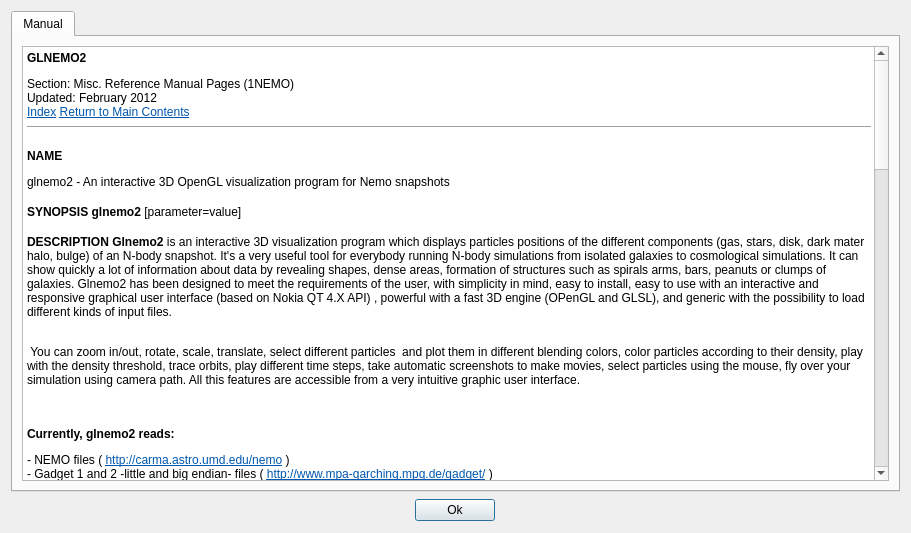
jcldc/glnemo2, file src/formhelp.ui: the form before one commit.
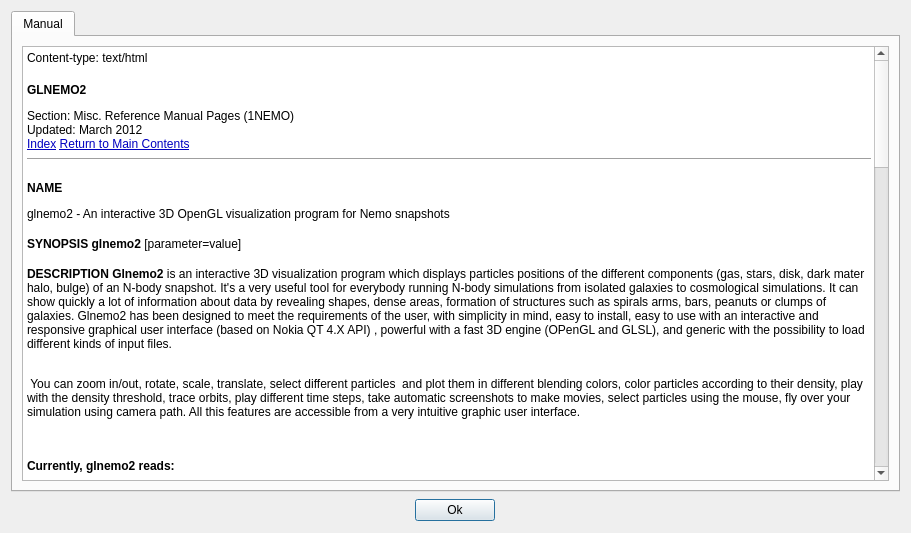
The form after the commit.

Commit message: merge branches/sphere_opaque to trunk

```diff
--- a/src/formhelp.ui
+++ b/src/formhelp.ui
@@ -64,8 +64,9 @@
 &lt;html&gt;&lt;head&gt;&lt;meta name=&quot;qrichtext&quot; content=&quot;1&quot; /&gt;&lt;title&gt;Manpage of GLNEMO2&lt;/title&gt;&lt;style type=&quot;text/css&quot;&gt;
 p, li { white-space: pre-wrap; }
 &lt;/style&gt;&lt;/head&gt;&lt;body style=&quot; font-family:'Sans Serif'; font-size:8pt; font-weight:400; font-style:normal;&quot;&gt;
+&lt;p style=&quot; margin-top:0px; margin-bottom:0px; margin-left:0px; margin-right:0px; -qt-block-indent:0; text-indent:0px;&quot;&gt;&lt;span style=&quot; font-size:9pt;&quot;&gt;Content-type: text/html &lt;/span&gt;&lt;/p&gt;
 &lt;p style=&quot; margin-top:18px; margin-bottom:12px; margin-left:0px; margin-right:0px; -qt-block-indent:0; text-indent:0px;&quot;&gt;&lt;span style=&quot; font-size:9pt; font-weight:600;&quot;&gt;GLNEMO2&lt;/span&gt;&lt;/p&gt;
-&lt;p style=&quot; margin-top:0px; margin-bottom:0px; margin-left:0px; margin-right:0px; -qt-block-indent:0; text-indent:0px;&quot;&gt;&lt;span style=&quot; font-size:9pt;&quot;&gt;Section: Misc. Reference Manual Pages (1NEMO)&lt;br /&gt;Updated: February 2012&lt;br /&gt;&lt;/span&gt;&lt;a href=&quot;#index&quot;&gt;&lt;span style=&quot; font-size:9pt; text-decoration: underline; color:#0057ae;&quot;&gt;Index&lt;/span&gt;&lt;/a&gt;&lt;span style=&quot; font-size:9pt;&quot;&gt; &lt;/span&gt;&lt;a href=&quot;http://localhost/cgi-bin/man/man2html&quot;&gt;&lt;span style=&quot; font-size:9pt; text-decoration: underline; color:#0057ae;&quot;&gt;Return to Main Contents&lt;/span&gt;&lt;/a&gt;&lt;/p&gt;
+&lt;p style=&quot; margin-top:0px; margin-bottom:0px; margin-left:0px; margin-right:0px; -qt-block-indent:0; text-indent:0px;&quot;&gt;&lt;span style=&quot; font-size:9pt;&quot;&gt;Section: Misc. Reference Manual Pages (1NEMO)&lt;br /&gt;Updated: March 2012&lt;br /&gt;&lt;/span&gt;&lt;a href=&quot;#index&quot;&gt;&lt;span style=&quot; font-size:9pt; text-decoration: underline; color:#0000c0;&quot;&gt;Index&lt;/span&gt;&lt;/a&gt;&lt;span style=&quot; font-size:9pt;&quot;&gt; &lt;/span&gt;&lt;a href=&quot;http://localhost/cgi-bin/man/man2html&quot;&gt;&lt;span style=&quot; font-size:9pt; text-decoration: underline; color:#0000c0;&quot;&gt;Return to Main Contents&lt;/span&gt;&lt;/a&gt;&lt;/p&gt;
 &lt;hr /&gt;
 &lt;p style=&quot; margin-top:16px; margin-bottom:12px; margin-left:0px; margin-right:0px; -qt-block-indent:0; text-indent:0px;&quot;&gt;&lt;span style=&quot; font-size:9pt; font-weight:600;&quot;&gt;NAME&lt;/span&gt;&lt;/p&gt;
 &lt;p style=&quot; margin-top:0px; margin-bottom:0px; margin-left:0px; margin-right:0px; -qt-block-indent:0; text-indent:0px;&quot;&gt;&lt;span style=&quot; font-size:9pt;&quot;&gt;glnemo2 - An interactive 3D OpenGL visualization program for Nemo snapshots &lt;/span&gt;&lt;a name=&quot;lbAC&quot;&gt;&lt;/a&gt;&lt;span style=&quot; font-size:9pt;&quot;&gt; &lt;/span&gt;&lt;span style=&quot; font-size:9pt;&quot;&gt; &lt;/span&gt;&lt;/p&gt;
@@ -74,11 +75,11 @@
 &lt;p style=&quot; margin-top:12px; margin-bottom:12px; margin-left:0px; margin-right:0px; -qt-block-indent:0; text-indent:0px;&quot;&gt;&lt;span style=&quot; font-size:9pt;&quot;&gt;&lt;br /&gt; You can zoom in/out, rotate, scale, translate, select different particles  and plot them in different blending colors, color particles according to their density, play with the density threshold, trace orbits, play different time steps, take automatic screenshots to make movies, select particles using the mouse, fly over your simulation using camera path. All this features are accessible from a very intuitive graphic user interface. &lt;/span&gt;&lt;/p&gt;
 &lt;p style=&quot; margin-top:0px; margin-bottom:0px; margin-left:0px; margin-right:0px; -qt-block-indent:0; text-indent:0px;&quot;&gt;&lt;a name=&quot;lbAE&quot;&gt;&lt;/a&gt;&lt;span style=&quot; font-size:9pt;&quot;&gt; &lt;/span&gt;&lt;span style=&quot; font-size:9pt;&quot;&gt; &lt;/span&gt;&lt;/p&gt;
 &lt;p style=&quot; margin-top:14px; margin-bottom:12px; margin-left:0px; margin-right:0px; -qt-block-indent:0; text-indent:0px;&quot;&gt;&lt;span style=&quot; font-size:9pt; font-weight:600;&quot;&gt;Currently, glnemo2 reads:&lt;/span&gt;&lt;span style=&quot; font-size:9pt;&quot;&gt; &lt;/span&gt;&lt;/p&gt;
-&lt;p style=&quot; margin-top:12px; margin-bottom:0px; margin-left:0px; margin-right:0px; -qt-block-indent:0; text-indent:0px;&quot;&gt;&lt;span style=&quot; font-family:'Courier New,courier'; font-size:9pt;&quot;&gt;- NEMO files ( &lt;/span&gt;&lt;a href=&quot;http://carma.astro.umd.edu/nemo&quot;&gt;&lt;span style=&quot; font-family:'Courier New,courier'; font-size:9pt; text-decoration: underline; color:#0057ae;&quot;&gt;http://carma.astro.umd.edu/nemo&lt;/span&gt;&lt;/a&gt;&lt;span style=&quot; font-family:'Courier New,courier'; font-size:9pt;&quot;&gt; )&lt;/span&gt;&lt;/p&gt;
-&lt;p style=&quot; margin-top:0px; margin-bottom:0px; margin-left:0px; margin-right:0px; -qt-block-indent:0; text-indent:0px;&quot;&gt;&lt;span style=&quot; font-family:'Courier New,courier'; font-size:9pt;&quot;&gt;- Gadget 1 and 2 -little and big endian- files ( &lt;/span&gt;&lt;a href=&quot;http://www.mpa-garching.mpg.de/gadget/&quot;&gt;&lt;span style=&quot; font-family:'Courier New,courier'; font-size:9pt; text-decoration: underline; color:#0057ae;&quot;&gt;http://www.mpa-garching.mpg.de/gadget/&lt;/span&gt;&lt;/a&gt;&lt;span style=&quot; font-family:'Courier New,courier'; font-size:9pt;&quot;&gt; )&lt;/span&gt;&lt;/p&gt;
-&lt;p style=&quot; margin-top:0px; margin-bottom:0px; margin-left:0px; margin-right:0px; -qt-block-indent:0; text-indent:0px;&quot;&gt;&lt;span style=&quot; font-family:'Courier New,courier'; font-size:9pt;&quot;&gt;- RAMSES files ( &lt;/span&gt;&lt;a href=&quot;http://irfu.cea.fr/Projets/Site_ramses/RAMSES.html&quot;&gt;&lt;span style=&quot; font-family:'Courier New,courier'; font-size:9pt; text-decoration: underline; color:#0057ae;&quot;&gt;http://irfu.cea.fr/Projets/Site_ramses/RAMSES.html&lt;/span&gt;&lt;/a&gt;&lt;span style=&quot; font-family:'Courier New,courier'; font-size:9pt;&quot;&gt; )&lt;/span&gt;&lt;/p&gt;
+&lt;p style=&quot; margin-top:12px; margin-bottom:0px; margin-left:0px; margin-right:0px; -qt-block-indent:0; text-indent:0px;&quot;&gt;&lt;span style=&quot; font-family:'Courier New,courier'; font-size:9pt;&quot;&gt;- NEMO files ( &lt;/span&gt;&lt;a href=&quot;http://carma.astro.umd.edu/nemo&quot;&gt;&lt;span style=&quot; font-family:'Courier New,courier'; font-size:9pt; text-decoration: underline; color:#0000c0;&quot;&gt;http://carma.astro.umd.edu/nemo&lt;/span&gt;&lt;/a&gt;&lt;span style=&quot; font-family:'Courier New,courier'; font-size:9pt;&quot;&gt; )&lt;/span&gt;&lt;/p&gt;
+&lt;p style=&quot; margin-top:0px; margin-bottom:0px; margin-left:0px; margin-right:0px; -qt-block-indent:0; text-indent:0px;&quot;&gt;&lt;span style=&quot; font-family:'Courier New,courier'; font-size:9pt;&quot;&gt;- Gadget 1 and 2 -little and big endian- files ( &lt;/span&gt;&lt;a href=&quot;http://www.mpa-garching.mpg.de/gadget/&quot;&gt;&lt;span style=&quot; font-family:'Courier New,courier'; font-size:9pt; text-decoration: underline; color:#0000c0;&quot;&gt;http://www.mpa-garching.mpg.de/gadget/&lt;/span&gt;&lt;/a&gt;&lt;span style=&quot; font-family:'Courier New,courier'; font-size:9pt;&quot;&gt; )&lt;/span&gt;&lt;/p&gt;
+&lt;p style=&quot; margin-top:0px; margin-bottom:0px; margin-left:0px; margin-right:0px; -qt-block-indent:0; text-indent:0px;&quot;&gt;&lt;span style=&quot; font-family:'Courier New,courier'; font-size:9pt;&quot;&gt;- RAMSES files ( &lt;/span&gt;&lt;a href=&quot;http://irfu.cea.fr/Projets/Site_ramses/RAMSES.html&quot;&gt;&lt;span style=&quot; font-family:'Courier New,courier'; font-size:9pt; text-decoration: underline; color:#0000c0;&quot;&gt;http://irfu.cea.fr/Projets/Site_ramses/RAMSES.html&lt;/span&gt;&lt;/a&gt;&lt;span style=&quot; font-family:'Courier New,courier'; font-size:9pt;&quot;&gt; )&lt;/span&gt;&lt;/p&gt;
 &lt;p style=&quot; margin-top:0px; margin-bottom:0px; margin-left:0px; margin-right:0px; -qt-block-indent:0; text-indent:0px;&quot;&gt;&lt;span style=&quot; font-family:'Courier New,courier'; font-size:9pt;&quot;&gt;- FTM files (Clayton Heller's sph/nbody code)&lt;/span&gt;&lt;/p&gt;
-&lt;p style=&quot; margin-top:0px; margin-bottom:0px; margin-left:0px; margin-right:0px; -qt-block-indent:0; text-indent:0px;&quot;&gt;&lt;span style=&quot; font-family:'Courier New,courier'; font-size:9pt;&quot;&gt;- phiGRAPE file ( &lt;/span&gt;&lt;a href=&quot;http://wiki.cs.rit.edu/bin/view/GRAPEcluster/phiGRAPE&quot;&gt;&lt;span style=&quot; font-family:'Courier New,courier'; font-size:9pt; text-decoration: underline; color:#0057ae;&quot;&gt;http://wiki.cs.rit.edu/bin/view/GRAPEcluster/phiGRAPE&lt;/span&gt;&lt;/a&gt;&lt;span style=&quot; font-family:'Courier New,courier'; font-size:9pt;&quot;&gt; )&lt;/span&gt;&lt;/p&gt;
+&lt;p style=&quot; margin-top:0px; margin-bottom:0px; margin-left:0px; margin-right:0px; -qt-block-indent:0; text-indent:0px;&quot;&gt;&lt;span style=&quot; font-family:'Courier New,courier'; font-size:9pt;&quot;&gt;- phiGRAPE file ( &lt;/span&gt;&lt;a href=&quot;http://wiki.cs.rit.edu/bin/view/GRAPEcluster/phiGRAPE&quot;&gt;&lt;span style=&quot; font-family:'Courier New,courier'; font-size:9pt; text-decoration: underline; color:#0000c0;&quot;&gt;http://wiki.cs.rit.edu/bin/view/GRAPEcluster/phiGRAPE&lt;/span&gt;&lt;/a&gt;&lt;span style=&quot; font-family:'Courier New,courier'; font-size:9pt;&quot;&gt; )&lt;/span&gt;&lt;/p&gt;
 &lt;p style=&quot; margin-top:0px; margin-bottom:0px; margin-left:0px; margin-right:0px; -qt-block-indent:0; text-indent:0px;&quot;&gt;&lt;span style=&quot; font-family:'Courier New,courier'; font-size:9pt;&quot;&gt;- list of files stored in a file&lt;/span&gt;&lt;/p&gt;
 &lt;p style=&quot; margin-top:0px; margin-bottom:12px; margin-left:0px; margin-right:0px; -qt-block-indent:0; text-indent:0px;&quot;&gt;&lt;span style=&quot; font-family:'Courier New,courier'; font-size:9pt;&quot;&gt;- realtime gyrfalcON simulation via a network plugin (see $NEMO/usr/jcl/glnemo2/gyrfalcon/README) &lt;/span&gt;&lt;/p&gt;
 &lt;p style=&quot; margin-top:0px; margin-bottom:0px; margin-left:0px; margin-right:0px; -qt-block-indent:0; text-indent:0px;&quot;&gt;&lt;a name=&quot;lbAF&quot;&gt;&lt;/a&gt;&lt;span style=&quot; font-size:9pt;&quot;&gt; &lt;/span&gt;&lt;span style=&quot; font-size:9pt;&quot;&gt; &lt;/span&gt;&lt;/p&gt;
@@ -245,7 +246,13 @@
 &lt;p style=&quot; margin-top:0px; margin-bottom:0px; margin-left:0px; margin-right:0px; -qt-block-indent:0; text-indent:0px;&quot;&gt;&lt;span style=&quot; font-size:9pt; font-weight:600;&quot;&gt;osd_set_title=&lt;/span&gt;&lt;/p&gt;
 &lt;p style=&quot; margin-top:0px; margin-bottom:0px; margin-left:30px; margin-right:0px; -qt-block-indent:0; text-indent:0px;&quot;&gt;&lt;span style=&quot; font-size:9pt;&quot;&gt;set an explicit title on OSD. If this variable remains blank, then simulation's file name will be used as title &lt;/span&gt;&lt;/p&gt;
 &lt;p style=&quot; margin-top:0px; margin-bottom:0px; margin-left:0px; margin-right:0px; -qt-block-indent:0; text-indent:0px;&quot;&gt;&lt;span style=&quot; font-size:9pt; font-weight:600;&quot;&gt;osdfontsize=&lt;/span&gt;&lt;/p&gt;
-&lt;p style=&quot; margin-top:0px; margin-bottom:0px; margin-left:30px; margin-right:0px; -qt-block-indent:0; text-indent:0px;&quot;&gt;&lt;span style=&quot; font-size:9pt;&quot;&gt;set OSD's font in pixels [13.] &lt;/span&gt;&lt;/p&gt;
+&lt;p style=&quot; margin-top:0px; margin-bottom:0px; margin-left:30px; margin-right:0px; -qt-block-indent:0; text-indent:0px;&quot;&gt;&lt;span style=&quot; font-size:9pt;&quot;&gt;set OSD's font in pixels [13. &lt;/span&gt;&lt;/p&gt;
+&lt;p style=&quot; margin-top:0px; margin-bottom:0px; margin-left:0px; margin-right:0px; -qt-block-indent:0; text-indent:0px;&quot;&gt;&lt;span style=&quot; font-size:9pt; font-weight:600;&quot;&gt;od=&lt;/span&gt;&lt;/p&gt;
+&lt;p style=&quot; margin-top:0px; margin-bottom:0px; margin-left:30px; margin-right:0px; -qt-block-indent:0; text-indent:0px;&quot;&gt;&lt;span style=&quot; font-size:9pt;&quot;&gt;toggle an opaque disc centered in 0,0,0 [f] for hiding particles with z&amp;lt;0. It's useful for displaying spherical data like the Sun. &lt;/span&gt;&lt;/p&gt;
+&lt;p style=&quot; margin-top:0px; margin-bottom:0px; margin-left:0px; margin-right:0px; -qt-block-indent:0; text-indent:0px;&quot;&gt;&lt;span style=&quot; font-size:9pt; font-weight:600;&quot;&gt;odr=&lt;/span&gt;&lt;/p&gt;
+&lt;p style=&quot; margin-top:0px; margin-bottom:0px; margin-left:30px; margin-right:0px; -qt-block-indent:0; text-indent:0px;&quot;&gt;&lt;span style=&quot; font-size:9pt;&quot;&gt;opaque disc radius size [0.00] &lt;/span&gt;&lt;/p&gt;
+&lt;p style=&quot; margin-top:0px; margin-bottom:0px; margin-left:0px; margin-right:0px; -qt-block-indent:0; text-indent:0px;&quot;&gt;&lt;span style=&quot; font-size:9pt; font-weight:600;&quot;&gt;odd=&lt;/span&gt;&lt;/p&gt;
+&lt;p style=&quot; margin-top:0px; margin-bottom:0px; margin-left:30px; margin-right:0px; -qt-block-indent:0; text-indent:0px;&quot;&gt;&lt;span style=&quot; font-size:9pt;&quot;&gt;display opaque disc which act like a coronograph. If enable, all particles will be hidden. &lt;/span&gt;&lt;/p&gt;
 &lt;p style=&quot; margin-top:0px; margin-bottom:0px; margin-left:0px; margin-right:0px; -qt-block-indent:0; text-indent:0px;&quot;&gt;&lt;span style=&quot; font-size:9pt; font-weight:600;&quot;&gt;axis=&lt;/span&gt;&lt;/p&gt;
 &lt;p style=&quot; margin-top:0px; margin-bottom:0px; margin-left:30px; margin-right:0px; -qt-block-indent:0; text-indent:0px;&quot;&gt;&lt;span style=&quot; font-size:9pt;&quot;&gt;display 3d axis [t] &lt;/span&gt;&lt;/p&gt;
 &lt;p style=&quot; margin-top:0px; margin-bottom:0px; margin-left:0px; margin-right:0px; -qt-block-indent:0; text-indent:0px;&quot;&gt;&lt;span style=&quot; font-size:9pt; font-weight:600;&quot;&gt;cb=&lt;/span&gt;&lt;/p&gt;
@@ -304,13 +311,13 @@
 &lt;p style=&quot; margin-top:0px; margin-bottom:0px; margin-left:0px; margin-right:0px; -qt-block-indent:0; text-indent:0px;&quot;&gt;&lt;a name=&quot;lbAK&quot;&gt;&lt;/a&gt;&lt;span style=&quot; font-size:9pt;&quot;&gt; &lt;/span&gt;&lt;span style=&quot; font-size:9pt;&quot;&gt; &lt;/span&gt;&lt;/p&gt;
 &lt;p style=&quot; margin-top:16px; margin-bottom:12px; margin-left:0px; margin-right:0px; -qt-block-indent:0; text-indent:0px;&quot;&gt;&lt;span style=&quot; font-size:9pt; font-weight:600;&quot;&gt;SEE ALSO&lt;/span&gt;&lt;/p&gt;
 &lt;p style=&quot; margin-top:0px; margin-bottom:0px; margin-left:0px; margin-right:0px; -qt-block-indent:0; text-indent:0px;&quot;&gt;&lt;span style=&quot; font-size:9pt;&quot;&gt;glnemo(1NEMO) &lt;/span&gt;&lt;/p&gt;
-&lt;p style=&quot; margin-top:12px; margin-bottom:12px; margin-left:0px; margin-right:0px; -qt-block-indent:0; text-indent:0px;&quot;&gt;&lt;a href=&quot;http://qt.nokia.com/downloads&quot;&gt;&lt;span style=&quot; font-size:9pt; text-decoration: underline; color:#0057ae;&quot;&gt;http://qt.nokia.com/downloads&lt;/span&gt;&lt;/a&gt;&lt;span style=&quot; font-size:9pt;&quot;&gt; Qt library web site &lt;/span&gt;&lt;a name=&quot;lbAL&quot;&gt;&lt;/a&gt;&lt;span style=&quot; font-size:9pt;&quot;&gt; &lt;/span&gt;&lt;span style=&quot; font-size:9pt;&quot;&gt; &lt;/span&gt;&lt;/p&gt;
+&lt;p style=&quot; margin-top:12px; margin-bottom:12px; margin-left:0px; margin-right:0px; -qt-block-indent:0; text-indent:0px;&quot;&gt;&lt;a href=&quot;http://qt.nokia.com/downloads&quot;&gt;&lt;span style=&quot; font-size:9pt; text-decoration: underline; color:#0000c0;&quot;&gt;http://qt.nokia.com/downloads&lt;/span&gt;&lt;/a&gt;&lt;span style=&quot; font-size:9pt;&quot;&gt; Qt library web site &lt;/span&gt;&lt;a name=&quot;lbAL&quot;&gt;&lt;/a&gt;&lt;span style=&quot; font-size:9pt;&quot;&gt; &lt;/span&gt;&lt;span style=&quot; font-size:9pt;&quot;&gt; &lt;/span&gt;&lt;/p&gt;
 &lt;p style=&quot; margin-top:16px; margin-bottom:12px; margin-left:0px; margin-right:0px; -qt-block-indent:0; text-indent:0px;&quot;&gt;&lt;span style=&quot; font-size:9pt; font-weight:600;&quot;&gt;LICENCE&lt;/span&gt;&lt;/p&gt;
-&lt;p style=&quot; margin-top:0px; margin-bottom:0px; margin-left:0px; margin-right:0px; -qt-block-indent:0; text-indent:0px;&quot;&gt;&lt;span style=&quot; font-size:9pt;&quot;&gt;CeCILL ( see &lt;/span&gt;&lt;a href=&quot;http://www.cecill.info&quot;&gt;&lt;span style=&quot; font-size:9pt; text-decoration: underline; color:#0057ae;&quot;&gt;http://www.cecill.info&lt;/span&gt;&lt;/a&gt;&lt;span style=&quot; font-size:9pt;&quot;&gt; ) &lt;/span&gt;&lt;a name=&quot;lbAM&quot;&gt;&lt;/a&gt;&lt;span style=&quot; font-size:9pt;&quot;&gt; &lt;/span&gt;&lt;span style=&quot; font-size:9pt;&quot;&gt; &lt;/span&gt;&lt;/p&gt;
+&lt;p style=&quot; margin-top:0px; margin-bottom:0px; margin-left:0px; margin-right:0px; -qt-block-indent:0; text-indent:0px;&quot;&gt;&lt;span style=&quot; font-size:9pt;&quot;&gt;CeCILL ( see &lt;/span&gt;&lt;a href=&quot;http://www.cecill.info&quot;&gt;&lt;span style=&quot; font-size:9pt; text-decoration: underline; color:#0000c0;&quot;&gt;http://www.cecill.info&lt;/span&gt;&lt;/a&gt;&lt;span style=&quot; font-size:9pt;&quot;&gt; ) &lt;/span&gt;&lt;a name=&quot;lbAM&quot;&gt;&lt;/a&gt;&lt;span style=&quot; font-size:9pt;&quot;&gt; &lt;/span&gt;&lt;span style=&quot; font-size:9pt;&quot;&gt; &lt;/span&gt;&lt;/p&gt;
 &lt;p style=&quot; margin-top:16px; margin-bottom:12px; margin-left:0px; margin-right:0px; -qt-block-indent:0; text-indent:0px;&quot;&gt;&lt;span style=&quot; font-size:9pt; font-weight:600;&quot;&gt;FILES&lt;/span&gt;&lt;/p&gt;
 &lt;p style=&quot; margin-top:0px; margin-bottom:0px; margin-left:0px; margin-right:0px; -qt-block-indent:0; text-indent:0px;&quot;&gt;&lt;span style=&quot; font-size:9pt;&quot;&gt;$NEMO/usr/jcl/glnemo2: directory with source code &lt;br /&gt;$NEMO/usr/jcl/glnemo2/gyrfalcon: runtime gyrfalcon manipulator (See README) &lt;/span&gt;&lt;/p&gt;
-&lt;p style=&quot; margin-top:8px; margin-bottom:0px; margin-left:0px; margin-right:0px; -qt-block-indent:0; text-indent:0px;&quot;&gt;&lt;a href=&quot;http://projets.oamp.fr/projects/glnemo2&quot;&gt;&lt;span style=&quot; font-size:9pt; font-weight:600; text-decoration: underline; color:#0057ae;&quot;&gt;http://projets.oamp.fr/projects/glnemo2&lt;/span&gt;&lt;/a&gt;&lt;span style=&quot; font-size:9pt;&quot;&gt; Home page&lt;/span&gt;&lt;/p&gt;
-&lt;p style=&quot; margin-top:0px; margin-bottom:0px; margin-left:0px; margin-right:0px; -qt-block-indent:0; text-indent:0px;&quot;&gt;&lt;a href=&quot;http://projets.oamp.fr/projects/glnemo2/wiki/Movies&quot;&gt;&lt;span style=&quot; font-size:9pt; font-weight:600; text-decoration: underline; color:#0057ae;&quot;&gt;http://projets.oamp.fr/projects/glnemo2/wiki/Movies&lt;/span&gt;&lt;/a&gt;&lt;span style=&quot; font-size:9pt;&quot;&gt; Movies&lt;/span&gt;&lt;/p&gt;
+&lt;p style=&quot; margin-top:8px; margin-bottom:0px; margin-left:0px; margin-right:0px; -qt-block-indent:0; text-indent:0px;&quot;&gt;&lt;a href=&quot;http://projets.oamp.fr/projects/glnemo2&quot;&gt;&lt;span style=&quot; font-size:9pt; font-weight:600; text-decoration: underline; color:#0000c0;&quot;&gt;http://projets.oamp.fr/projects/glnemo2&lt;/span&gt;&lt;/a&gt;&lt;span style=&quot; font-size:9pt;&quot;&gt; Home page&lt;/span&gt;&lt;/p&gt;
+&lt;p style=&quot; margin-top:0px; margin-bottom:0px; margin-left:0px; margin-right:0px; -qt-block-indent:0; text-indent:0px;&quot;&gt;&lt;a href=&quot;http://projets.oamp.fr/projects/glnemo2/wiki/Movies&quot;&gt;&lt;span style=&quot; font-size:9pt; font-weight:600; text-decoration: underline; color:#0000c0;&quot;&gt;http://projets.oamp.fr/projects/glnemo2/wiki/Movies&lt;/span&gt;&lt;/a&gt;&lt;span style=&quot; font-size:9pt;&quot;&gt; Movies&lt;/span&gt;&lt;/p&gt;
 &lt;p style=&quot; margin-top:0px; margin-bottom:0px; margin-left:0px; margin-right:0px; -qt-block-indent:0; text-indent:0px;&quot;&gt;&lt;a name=&quot;lbAN&quot;&gt;&lt;/a&gt;&lt;span style=&quot; font-size:9pt;&quot;&gt; &lt;/span&gt;&lt;span style=&quot; font-size:9pt;&quot;&gt; &lt;/span&gt;&lt;/p&gt;
 &lt;p style=&quot; margin-top:16px; margin-bottom:12px; margin-left:0px; margin-right:0px; -qt-block-indent:0; text-indent:0px;&quot;&gt;&lt;span style=&quot; font-size:9pt; font-weight:600;&quot;&gt;AUTHOR&lt;/span&gt;&lt;/p&gt;
 &lt;p style=&quot; margin-top:0px; margin-bottom:0px; margin-left:0px; margin-right:0px; -qt-block-indent:0; text-indent:0px;&quot;&gt;&lt;span style=&quot; font-size:9pt;&quot;&gt;Jean-Charles Lambert &lt;/span&gt;&lt;a name=&quot;lbAO&quot;&gt;&lt;/a&gt;&lt;span style=&quot; font-size:9pt;&quot;&gt; &lt;/span&gt;&lt;span style=&quot; font-size:9pt;&quot;&gt; &lt;/span&gt;&lt;/p&gt;
@@ -324,25 +331,26 @@
 &lt;p style=&quot; margin-top:0px; margin-bottom:0px; margin-left:0px; margin-right:0px; -qt-block-indent:0; text-indent:0px;&quot;&gt;&lt;span style=&quot; font-family:'Courier New,courier'; font-size:9pt;&quot;&gt;16-Apr-11 Ver 1.20 - new rendering pipeline/see ChangeLog   JCL&lt;/span&gt;&lt;/p&gt;
 &lt;p style=&quot; margin-top:0px; margin-bottom:0px; margin-left:0px; margin-right:0px; -qt-block-indent:0; text-indent:0px;&quot;&gt;&lt;span style=&quot; font-family:'Courier New,courier'; font-size:9pt;&quot;&gt;25-Nov-11 Ver 1.30 - Color bar display on 3d view           JCL&lt;/span&gt;&lt;/p&gt;
 &lt;p style=&quot; margin-top:0px; margin-bottom:0px; margin-left:0px; margin-right:0px; -qt-block-indent:0; text-indent:0px;&quot;&gt;&lt;span style=&quot; font-family:'Courier New,courier'; font-size:9pt;&quot;&gt;07-Feb-12 Ver 1.40 - New rotation system                    JCL&lt;/span&gt;&lt;/p&gt;
-&lt;p style=&quot; margin-top:0px; margin-bottom:12px; margin-left:0px; margin-right:0px; -qt-block-indent:0; text-indent:0px;&quot;&gt;&lt;span style=&quot; font-family:'Courier New,courier'; font-size:9pt;&quot;&gt;14-Feb-12 Ver 1.41 - bug fix release                        JCL &lt;/span&gt;&lt;/p&gt;
+&lt;p style=&quot; margin-top:0px; margin-bottom:0px; margin-left:0px; margin-right:0px; -qt-block-indent:0; text-indent:0px;&quot;&gt;&lt;span style=&quot; font-family:'Courier New,courier'; font-size:9pt;&quot;&gt;14-Feb-12 Ver 1.41 - bug fix release                        JCL&lt;/span&gt;&lt;/p&gt;
+&lt;p style=&quot; margin-top:0px; margin-bottom:12px; margin-left:0px; margin-right:0px; -qt-block-indent:0; text-indent:0px;&quot;&gt;&lt;span style=&quot; font-family:'Courier New,courier'; font-size:9pt;&quot;&gt;22-Mar-12 Ver 1.50 - opaque sphere                          JCL &lt;/span&gt;&lt;/p&gt;
 &lt;hr /&gt;
 &lt;p style=&quot; margin-top:16px; margin-bottom:12px; margin-left:0px; margin-right:0px; -qt-block-indent:0; text-indent:0px;&quot;&gt;&lt;span style=&quot; font-size:9pt; font-weight:600;&quot;&gt;Index&lt;/span&gt;&lt;/p&gt;
-&lt;p style=&quot; margin-top:8px; margin-bottom:0px; margin-left:0px; margin-right:0px; -qt-block-indent:0; text-indent:0px;&quot;&gt;&lt;a href=&quot;#lbAB&quot;&gt;&lt;span style=&quot; font-size:9pt; text-decoration: underline; color:#0057ae;&quot;&gt;NAME&lt;/span&gt;&lt;/a&gt;&lt;/p&gt;
-&lt;p style=&quot; margin-top:0px; margin-bottom:0px; margin-left:0px; margin-right:0px; -qt-block-indent:0; text-indent:0px;&quot;&gt;&lt;a href=&quot;#lbAC&quot;&gt;&lt;span style=&quot; font-size:9pt; text-decoration: underline; color:#0057ae;&quot;&gt;SYNOPSIS&lt;/span&gt;&lt;/a&gt;&lt;/p&gt;
-&lt;p style=&quot; margin-top:0px; margin-bottom:0px; margin-left:0px; margin-right:0px; -qt-block-indent:0; text-indent:0px;&quot;&gt;&lt;a href=&quot;#lbAD&quot;&gt;&lt;span style=&quot; font-size:9pt; text-decoration: underline; color:#0057ae;&quot;&gt;DESCRIPTION&lt;/span&gt;&lt;/a&gt;&lt;/p&gt;
-&lt;p style=&quot; margin-top:8px; margin-bottom:0px; margin-left:30px; margin-right:0px; -qt-block-indent:0; text-indent:0px;&quot;&gt;&lt;a href=&quot;#lbAE&quot;&gt;&lt;span style=&quot; font-size:9pt; text-decoration: underline; color:#0057ae;&quot;&gt;Currently, glnemo2 reads:&lt;/span&gt;&lt;/a&gt;&lt;/p&gt;
-&lt;p style=&quot; margin-top:0px; margin-bottom:0px; margin-left:0px; margin-right:0px; -qt-block-indent:0; text-indent:0px;&quot;&gt;&lt;a href=&quot;#lbAF&quot;&gt;&lt;span style=&quot; font-size:9pt; text-decoration: underline; color:#0057ae;&quot;&gt;Features:&lt;/span&gt;&lt;/a&gt;&lt;/p&gt;
-&lt;p style=&quot; margin-top:0px; margin-bottom:0px; margin-left:0px; margin-right:0px; -qt-block-indent:0; text-indent:0px;&quot;&gt;&lt;a href=&quot;#lbAG&quot;&gt;&lt;span style=&quot; font-size:9pt; text-decoration: underline; color:#0057ae;&quot;&gt;Examples&lt;/span&gt;&lt;/a&gt;&lt;/p&gt;
-&lt;p style=&quot; margin-top:0px; margin-bottom:0px; margin-left:0px; margin-right:0px; -qt-block-indent:0; text-indent:0px;&quot;&gt;&lt;a href=&quot;#lbAH&quot;&gt;&lt;span style=&quot; font-size:9pt; text-decoration: underline; color:#0057ae;&quot;&gt;OPERATION&lt;/span&gt;&lt;/a&gt;&lt;/p&gt;
-&lt;p style=&quot; margin-top:0px; margin-bottom:0px; margin-left:0px; margin-right:0px; -qt-block-indent:0; text-indent:0px;&quot;&gt;&lt;a href=&quot;#lbAI&quot;&gt;&lt;span style=&quot; font-size:9pt; text-decoration: underline; color:#0057ae;&quot;&gt;PARAMETERS&lt;/span&gt;&lt;/a&gt;&lt;/p&gt;
-&lt;p style=&quot; margin-top:0px; margin-bottom:0px; margin-left:0px; margin-right:0px; -qt-block-indent:0; text-indent:0px;&quot;&gt;&lt;a href=&quot;#lbAJ&quot;&gt;&lt;span style=&quot; font-size:9pt; text-decoration: underline; color:#0057ae;&quot;&gt;WARNING&lt;/span&gt;&lt;/a&gt;&lt;/p&gt;
-&lt;p style=&quot; margin-top:0px; margin-bottom:0px; margin-left:0px; margin-right:0px; -qt-block-indent:0; text-indent:0px;&quot;&gt;&lt;a href=&quot;#lbAK&quot;&gt;&lt;span style=&quot; font-size:9pt; text-decoration: underline; color:#0057ae;&quot;&gt;SEE ALSO&lt;/span&gt;&lt;/a&gt;&lt;/p&gt;
-&lt;p style=&quot; margin-top:0px; margin-bottom:0px; margin-left:0px; margin-right:0px; -qt-block-indent:0; text-indent:0px;&quot;&gt;&lt;a href=&quot;#lbAL&quot;&gt;&lt;span style=&quot; font-size:9pt; text-decoration: underline; color:#0057ae;&quot;&gt;LICENCE&lt;/span&gt;&lt;/a&gt;&lt;/p&gt;
-&lt;p style=&quot; margin-top:0px; margin-bottom:0px; margin-left:0px; margin-right:0px; -qt-block-indent:0; text-indent:0px;&quot;&gt;&lt;a href=&quot;#lbAM&quot;&gt;&lt;span style=&quot; font-size:9pt; text-decoration: underline; color:#0057ae;&quot;&gt;FILES&lt;/span&gt;&lt;/a&gt;&lt;/p&gt;
-&lt;p style=&quot; margin-top:0px; margin-bottom:0px; margin-left:0px; margin-right:0px; -qt-block-indent:0; text-indent:0px;&quot;&gt;&lt;a href=&quot;#lbAN&quot;&gt;&lt;span style=&quot; font-size:9pt; text-decoration: underline; color:#0057ae;&quot;&gt;AUTHOR&lt;/span&gt;&lt;/a&gt;&lt;/p&gt;
-&lt;p style=&quot; margin-top:0px; margin-bottom:0px; margin-left:0px; margin-right:0px; -qt-block-indent:0; text-indent:0px;&quot;&gt;&lt;a href=&quot;#lbAO&quot;&gt;&lt;span style=&quot; font-size:9pt; text-decoration: underline; color:#0057ae;&quot;&gt;UPDATE HISTORY&lt;/span&gt;&lt;/a&gt;&lt;/p&gt;
+&lt;p style=&quot; margin-top:8px; margin-bottom:0px; margin-left:0px; margin-right:0px; -qt-block-indent:0; text-indent:0px;&quot;&gt;&lt;a href=&quot;#lbAB&quot;&gt;&lt;span style=&quot; font-size:9pt; text-decoration: underline; color:#0000c0;&quot;&gt;NAME&lt;/span&gt;&lt;/a&gt;&lt;/p&gt;
+&lt;p style=&quot; margin-top:0px; margin-bottom:0px; margin-left:0px; margin-right:0px; -qt-block-indent:0; text-indent:0px;&quot;&gt;&lt;a href=&quot;#lbAC&quot;&gt;&lt;span style=&quot; font-size:9pt; text-decoration: underline; color:#0000c0;&quot;&gt;SYNOPSIS&lt;/span&gt;&lt;/a&gt;&lt;/p&gt;
+&lt;p style=&quot; margin-top:0px; margin-bottom:0px; margin-left:0px; margin-right:0px; -qt-block-indent:0; text-indent:0px;&quot;&gt;&lt;a href=&quot;#lbAD&quot;&gt;&lt;span style=&quot; font-size:9pt; text-decoration: underline; color:#0000c0;&quot;&gt;DESCRIPTION&lt;/span&gt;&lt;/a&gt;&lt;/p&gt;
+&lt;p style=&quot; margin-top:8px; margin-bottom:0px; margin-left:30px; margin-right:0px; -qt-block-indent:0; text-indent:0px;&quot;&gt;&lt;a href=&quot;#lbAE&quot;&gt;&lt;span style=&quot; font-size:9pt; text-decoration: underline; color:#0000c0;&quot;&gt;Currently, glnemo2 reads:&lt;/span&gt;&lt;/a&gt;&lt;/p&gt;
+&lt;p style=&quot; margin-top:0px; margin-bottom:0px; margin-left:0px; margin-right:0px; -qt-block-indent:0; text-indent:0px;&quot;&gt;&lt;a href=&quot;#lbAF&quot;&gt;&lt;span style=&quot; font-size:9pt; text-decoration: underline; color:#0000c0;&quot;&gt;Features:&lt;/span&gt;&lt;/a&gt;&lt;/p&gt;
+&lt;p style=&quot; margin-top:0px; margin-bottom:0px; margin-left:0px; margin-right:0px; -qt-block-indent:0; text-indent:0px;&quot;&gt;&lt;a href=&quot;#lbAG&quot;&gt;&lt;span style=&quot; font-size:9pt; text-decoration: underline; color:#0000c0;&quot;&gt;Examples&lt;/span&gt;&lt;/a&gt;&lt;/p&gt;
+&lt;p style=&quot; margin-top:0px; margin-bottom:0px; margin-left:0px; margin-right:0px; -qt-block-indent:0; text-indent:0px;&quot;&gt;&lt;a href=&quot;#lbAH&quot;&gt;&lt;span style=&quot; font-size:9pt; text-decoration: underline; color:#0000c0;&quot;&gt;OPERATION&lt;/span&gt;&lt;/a&gt;&lt;/p&gt;
+&lt;p style=&quot; margin-top:0px; margin-bottom:0px; margin-left:0px; margin-right:0px; -qt-block-indent:0; text-indent:0px;&quot;&gt;&lt;a href=&quot;#lbAI&quot;&gt;&lt;span style=&quot; font-size:9pt; text-decoration: underline; color:#0000c0;&quot;&gt;PARAMETERS&lt;/span&gt;&lt;/a&gt;&lt;/p&gt;
+&lt;p style=&quot; margin-top:0px; margin-bottom:0px; margin-left:0px; margin-right:0px; -qt-block-indent:0; text-indent:0px;&quot;&gt;&lt;a href=&quot;#lbAJ&quot;&gt;&lt;span style=&quot; font-size:9pt; text-decoration: underline; color:#0000c0;&quot;&gt;WARNING&lt;/span&gt;&lt;/a&gt;&lt;/p&gt;
+&lt;p style=&quot; margin-top:0px; margin-bottom:0px; margin-left:0px; margin-right:0px; -qt-block-indent:0; text-indent:0px;&quot;&gt;&lt;a href=&quot;#lbAK&quot;&gt;&lt;span style=&quot; font-size:9pt; text-decoration: underline; color:#0000c0;&quot;&gt;SEE ALSO&lt;/span&gt;&lt;/a&gt;&lt;/p&gt;
+&lt;p style=&quot; margin-top:0px; margin-bottom:0px; margin-left:0px; margin-right:0px; -qt-block-indent:0; text-indent:0px;&quot;&gt;&lt;a href=&quot;#lbAL&quot;&gt;&lt;span style=&quot; font-size:9pt; text-decoration: underline; color:#0000c0;&quot;&gt;LICENCE&lt;/span&gt;&lt;/a&gt;&lt;/p&gt;
+&lt;p style=&quot; margin-top:0px; margin-bottom:0px; margin-left:0px; margin-right:0px; -qt-block-indent:0; text-indent:0px;&quot;&gt;&lt;a href=&quot;#lbAM&quot;&gt;&lt;span style=&quot; font-size:9pt; text-decoration: underline; color:#0000c0;&quot;&gt;FILES&lt;/span&gt;&lt;/a&gt;&lt;/p&gt;
+&lt;p style=&quot; margin-top:0px; margin-bottom:0px; margin-left:0px; margin-right:0px; -qt-block-indent:0; text-indent:0px;&quot;&gt;&lt;a href=&quot;#lbAN&quot;&gt;&lt;span style=&quot; font-size:9pt; text-decoration: underline; color:#0000c0;&quot;&gt;AUTHOR&lt;/span&gt;&lt;/a&gt;&lt;/p&gt;
+&lt;p style=&quot; margin-top:0px; margin-bottom:0px; margin-left:0px; margin-right:0px; -qt-block-indent:0; text-indent:0px;&quot;&gt;&lt;a href=&quot;#lbAO&quot;&gt;&lt;span style=&quot; font-size:9pt; text-decoration: underline; color:#0000c0;&quot;&gt;UPDATE HISTORY&lt;/span&gt;&lt;/a&gt;&lt;/p&gt;
 &lt;hr /&gt;
-&lt;p style=&quot; margin-top:0px; margin-bottom:0px; margin-left:0px; margin-right:0px; -qt-block-indent:0; text-indent:0px;&quot;&gt;&lt;span style=&quot; font-size:9pt;&quot;&gt;This document was created by &lt;/span&gt;&lt;a href=&quot;http://localhost/cgi-bin/man/man2html&quot;&gt;&lt;span style=&quot; font-size:9pt; text-decoration: underline; color:#0057ae;&quot;&gt;man2html&lt;/span&gt;&lt;/a&gt;&lt;span style=&quot; font-size:9pt;&quot;&gt;, using the manual pages.&lt;br /&gt;Time: 16:26:42 GMT, February 14, 2012 &lt;/span&gt;&lt;/p&gt;&lt;/body&gt;&lt;/html&gt;</string>
+&lt;p style=&quot; margin-top:0px; margin-bottom:0px; margin-left:0px; margin-right:0px; -qt-block-indent:0; text-indent:0px;&quot;&gt;&lt;span style=&quot; font-size:9pt;&quot;&gt;This document was created by &lt;/span&gt;&lt;a href=&quot;http://localhost/cgi-bin/man/man2html&quot;&gt;&lt;span style=&quot; font-size:9pt; text-decoration: underline; color:#0000c0;&quot;&gt;man2html&lt;/span&gt;&lt;/a&gt;&lt;span style=&quot; font-size:9pt;&quot;&gt;, using the manual pages.&lt;br /&gt;Time: 07:56:41 GMT, March 22, 2012 &lt;/span&gt;&lt;/p&gt;&lt;/body&gt;&lt;/html&gt;</string>
          </property>
          <property name="openExternalLinks">
           <bool>true</bool>
```
The commit also changes 18 other files.
